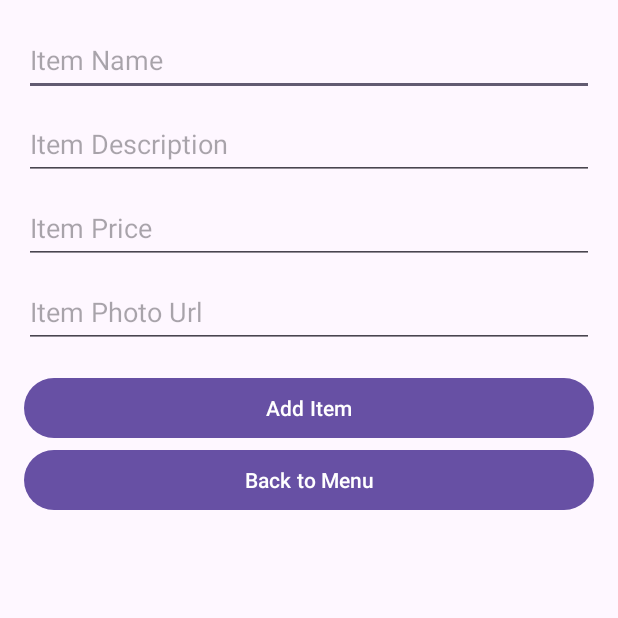
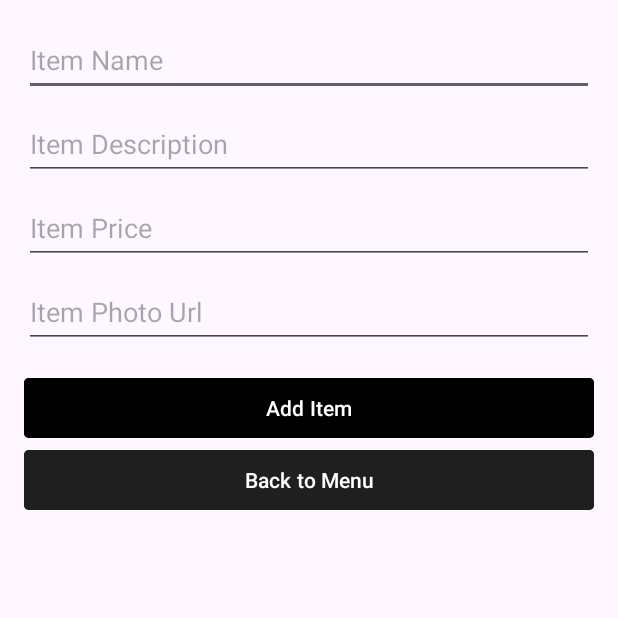
Before and after one commit to rjglozano/T2023IT3-AngelsPizza, an Android app: the ProductAdd screen opened directly, with no data from a screen before it, on a phone screen of 412 x 824 dp, the top half of it. Run offline under Robolectric (Android 15) with nearby library versions, the phone set to English and light mode, and no system bars; our stand-ins replace Firebase (no records; nobody signed in at launch, a user with empty details on screens opened directly).

Commit message:
Update: New screen styles.

```diff
--- a/app/src/main/java/com/example/t2023it3_angelspizza/MainActivity.kt
+++ b/app/src/main/java/com/example/t2023it3_angelspizza/MainActivity.kt
@@ -89,6 +89,7 @@ class MainActivity : AppCompatActivity() {
                     nameTextView.textSize = 28F
                     nameTextView.setTypeface(null, Typeface.BOLD)
                     nameLayout.gravity = Gravity.CENTER
+                    nameTextView.gravity = Gravity.CENTER
                     nameTextView.layoutParams = nameLayout
                     contentLayout.addView(nameTextView)
                     nameTextView.setTextColor(getColor(R.color.white))
--- a/app/src/main/res/layout/activity_login.xml
+++ b/app/src/main/res/layout/activity_login.xml
@@ -52,7 +52,7 @@
             android:id="@+id/btn_Login"
             android:layout_width="wrap_content"
             android:layout_height="wrap_content"
-            android:backgroundTint="#000000"
+            android:backgroundTint="@color/angels_black"
             android:text="Login"
             android:textAlignment="center"
             app:cornerRadius="3dp" />
--- a/app/src/main/res/layout/activity_product_add.xml
+++ b/app/src/main/res/layout/activity_product_add.xml
@@ -1,8 +1,10 @@
 <?xml version="1.0" encoding="utf-8"?>
 <LinearLayout xmlns:android="http://schemas.android.com/apk/res/android"
+    xmlns:app="http://schemas.android.com/apk/res-auto"
     xmlns:tools="http://schemas.android.com/tools"
     android:layout_width="match_parent"
     android:layout_height="match_parent"
+    android:backgroundTint="@color/angels_black"
     android:orientation="vertical"
     android:padding="16dp"
     tools:context=".MainActivity"
@@ -51,15 +53,21 @@
             android:layout_width="match_parent"
             android:layout_height="wrap_content"
             android:layout_marginTop="16dp"
-            android:text="Add Item" />
+            android:backgroundTint="#000000"
+            android:text="Add Item"
+            android:textColorLink="#000000"
+            app:cornerRadius="3dp" />
 
         <Button
             android:id="@+id/btnBackToMenu"
             android:layout_width="match_parent"
             android:layout_height="wrap_content"
-            android:text="Back to Menu" />
+            android:backgroundTint="@color/angels_black"
+            android:text="Back to Menu"
+            app:cornerRadius="3dp" />
 
-    </LinearLayout><![CDATA[
+    </LinearLayout>
+    <![CDATA[
 
     />
 
--- a/app/src/main/res/layout/activity_product_details.xml
+++ b/app/src/main/res/layout/activity_product_details.xml
@@ -1,6 +1,7 @@
 <!-- res/layout/activity_details.xml -->
 
 <LinearLayout xmlns:android="http://schemas.android.com/apk/res/android"
+    xmlns:app="http://schemas.android.com/apk/res-auto"
     xmlns:tools="http://schemas.android.com/tools"
     android:layout_width="match_parent"
     android:layout_height="match_parent"
@@ -66,7 +67,9 @@
                 android:layout_width="wrap_content"
                 android:layout_height="wrap_content"
                 android:layout_weight="1"
-                android:text="Back to Menu" />
+                android:backgroundTint="@color/angels_black"
+                android:text="Back to Menu"
+                app:cornerRadius="3dp" />
 
         </LinearLayout>
 
--- a/app/src/main/res/layout/activity_registration.xml
+++ b/app/src/main/res/layout/activity_registration.xml
@@ -73,7 +73,7 @@
             android:layout_width="215dp"
             android:layout_height="55dp"
             android:layout_marginBottom="108dp"
-            android:backgroundTint="#000000"
+            android:backgroundTint="@color/angels_black"
             android:text="Register and Login"
             app:cornerRadius="3dp" />
     </LinearLayout>
```
